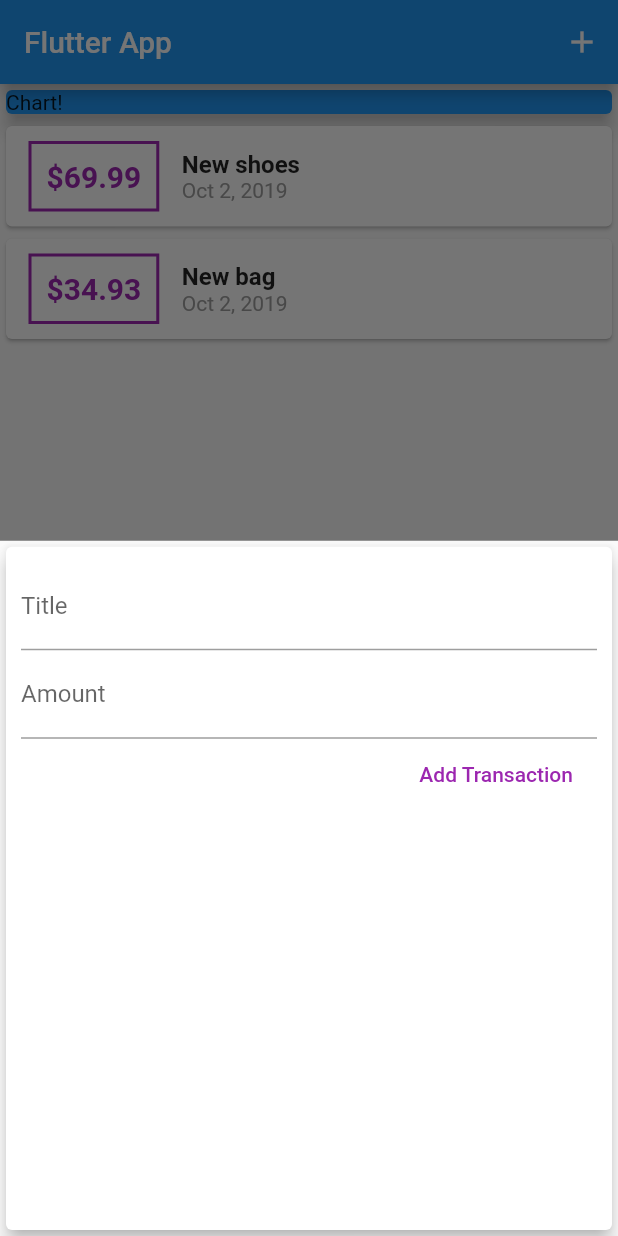
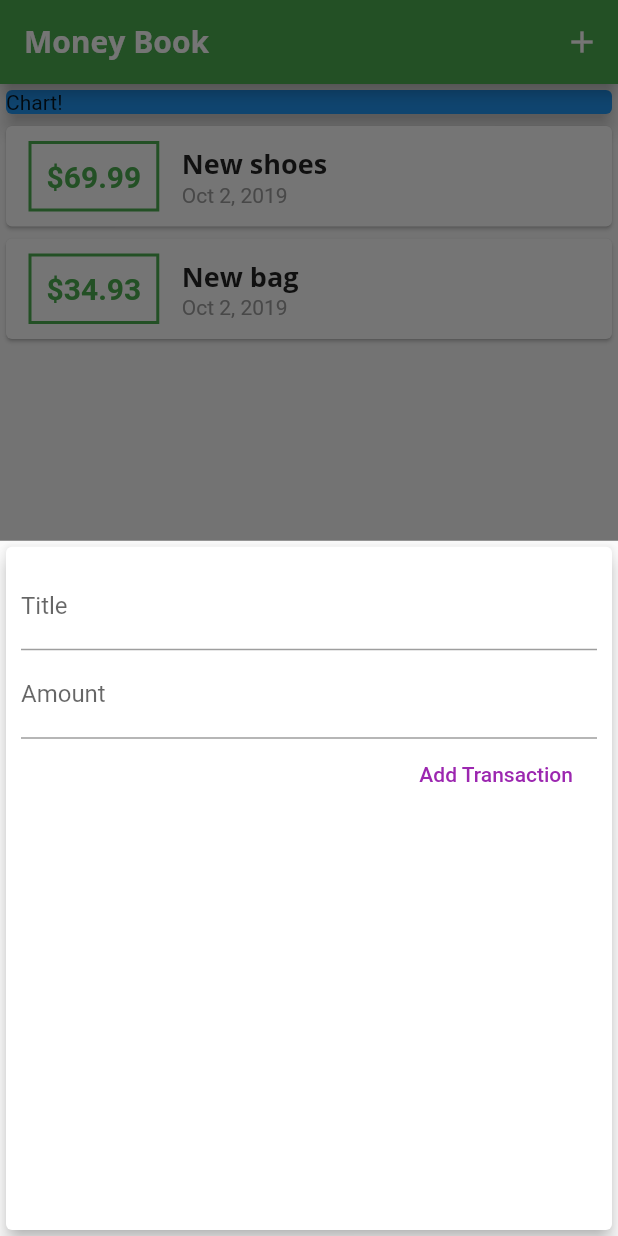
Before and after one commit to moguaiyuki/money_book, a Flutter app: the screen it shows after launch, after a tap on the "add" icon, on a phone screen of 412 x 824 dp. Run offline on Flutter 3.47's test engine with Material 2 defaults, Android fonts, the phone set to English and light mode, and no system bars.

Commit message:
set Theme color and fonts

```diff
--- a/lib/main.dart
+++ b/lib/main.dart
@@ -10,9 +10,24 @@ class MyApp extends StatelessWidget {
   @override
   Widget build(BuildContext context) {
     return MaterialApp(
-      title: 'Flutter Demo',
+      title: 'Money Book',
       theme: ThemeData(
-        primarySwatch: Colors.blue,
+        primarySwatch: Colors.green,
+        fontFamily: 'Quicksand',
+        textTheme: ThemeData.light().textTheme.copyWith(
+              title: TextStyle(
+                  fontFamily: 'OpenSans',
+                  fontSize: 18,
+                  fontWeight: FontWeight.bold),
+            ),
+        appBarTheme: AppBarTheme(
+          textTheme: ThemeData.light().textTheme.copyWith(
+                title: TextStyle(
+                    fontFamily: 'OpenSans',
+                    fontSize: 20,
+                    fontWeight: FontWeight.bold),
+              ),
+        ),
       ),
       home: MyHomePage(),
     );
@@ -70,7 +85,7 @@ class _MyHomePageState extends State<MyHomePage> {
   Widget build(BuildContext context) {
     return Scaffold(
       appBar: AppBar(
-        title: Text('Flutter App'),
+        title: Text('Money Book'),
         actions: <Widget>[
           IconButton(
             icon: Icon(Icons.add),
--- a/lib/widgets/new_transaction.dart
+++ b/lib/widgets/new_transaction.dart
@@ -1,11 +1,18 @@
 import 'package:flutter/material.dart';
 
-class NewTransaction extends StatelessWidget {
-  final titleController = TextEditingController();
-  final amountController = TextEditingController();
+class NewTransaction extends StatefulWidget {
   final Function transactionHandler;
 
   NewTransaction(this.transactionHandler);
+
+  @override
+  _NewTransactionState createState() => _NewTransactionState();
+}
+
+class _NewTransactionState extends State<NewTransaction> {
+  final titleController = TextEditingController();
+
+  final amountController = TextEditingController();
 
   @override
   Widget build(BuildContext context) {
@@ -45,7 +52,7 @@ class NewTransaction extends StatelessWidget {
       return;
     }
 
-    transactionHandler(
+    widget.transactionHandler(
       title,
       amount,
     );
--- a/lib/widgets/transaction_list.dart
+++ b/lib/widgets/transaction_list.dart
@@ -23,7 +23,7 @@ class TransactionList extends StatelessWidget {
                   ),
                   decoration: BoxDecoration(
                       border: Border.all(
-                    color: Colors.purple,
+                    color: Theme.of(context).primaryColor,
                     width: 2,
                   )),
                   padding: EdgeInsets.all(10),
@@ -32,7 +32,7 @@ class TransactionList extends StatelessWidget {
                     style: TextStyle(
                       fontWeight: FontWeight.bold,
                       fontSize: 20,
-                      color: Colors.purple,
+                      color: Theme.of(context).primaryColor,
                     ),
                   ),
                 ),
@@ -41,10 +41,7 @@ class TransactionList extends StatelessWidget {
                   children: <Widget>[
                     Text(
                       transactions[index].title,
-                      style: TextStyle(
-                        fontWeight: FontWeight.bold,
-                        fontSize: 16,
-                      ),
+                      style: Theme.of(context).textTheme.title,
                     ),
                     Text(
                       DateFormat.yMMMd().format(transactions[index].date),
```
